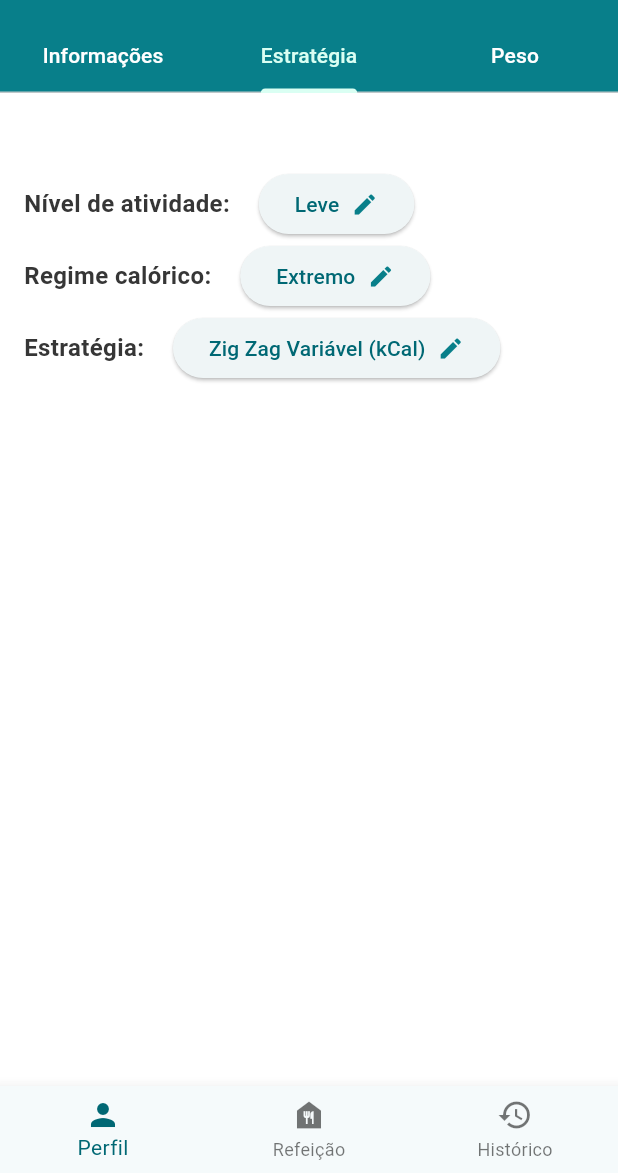
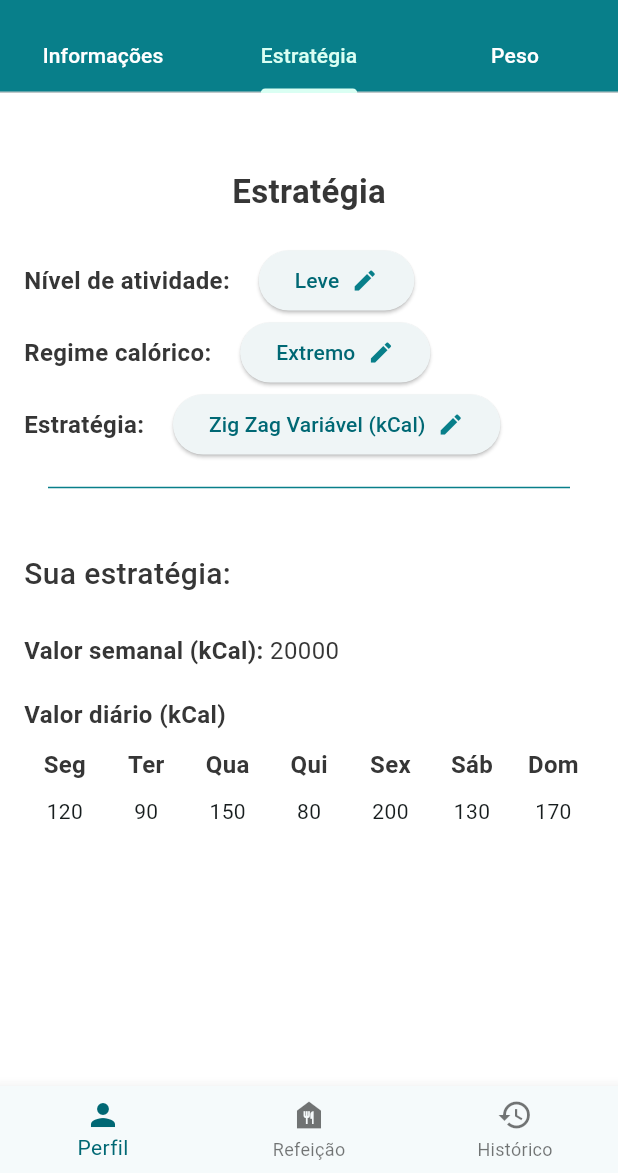
Before and after one commit to Arodrigow/ppeso_mobile, a Flutter app: the screen it shows after launch, tab 2 chosen, on a phone screen of 412 x 824 dp, the part 63-1236 px from its top. Run offline on Flutter 3.47's test engine with Material 3 defaults, Android fonts, the light colour scheme and no system bars; our stand-ins replace flutter_svg, go_router.

Commit message:
Added visualization of the weekly and daily calory values and the option to customize the values

```diff
--- /dev/null
+++ b/lib/features/profile/models/daily_value.dart
@@ -0,0 +1,6 @@
+class DailyValue {
+  final String label;
+  final dynamic value;
+
+  DailyValue({required this.label, required this.value});
+}
--- a/lib/features/profile/widgets/health_tab.dart
+++ b/lib/features/profile/widgets/health_tab.dart
@@ -1,7 +1,10 @@
 import 'package:flutter/material.dart';
 import 'package:ppeso_mobile/core/styles.dart';
+import 'package:ppeso_mobile/features/profile/models/daily_value.dart';
 import 'package:ppeso_mobile/features/profile/widgets/custom_modal.dart';
+import 'package:ppeso_mobile/features/profile/widgets/weekly_grid.dart';
 import 'package:ppeso_mobile/shared/content.dart';
+import 'package:ppeso_mobile/shared/divider.dart';
 import 'package:ppeso_mobile/shared/tab_structure.dart';
 
 class HealthTab extends StatefulWidget {
@@ -16,11 +19,24 @@ class _HealthTabState extends State<HealthTab> {
   CalorieStrat? _selectedCalRegime = CalorieStrat.extremo;
   Strategy? _selectedStrategy = Strategy.zigZag2;
 
+  final weeklyValue = 20000;
+  final daysOfWeek = [
+    DailyValue(label: "Seg", value: 120),
+    DailyValue(label: "Ter", value: 90),
+    DailyValue(label: "Qua", value: 150),
+    DailyValue(label: "Qui", value: 80),
+    DailyValue(label: "Sex", value: 200),
+    DailyValue(label: "Sáb", value: 130),
+    DailyValue(label: "Dom", value: 170),
+  ];
+
   @override
   Widget build(BuildContext context) {
     return TabStructure(
       children: [
+        Text("Estratégia", style: AppTextStyles.title),
         //Row - Exercise Level
+        const SizedBox(height: 20),
         Row(
           children: [
             Text(UserTextFields.activityLevel, style: AppTextStyles.bodyBold),
@@ -143,7 +159,7 @@ class _HealthTabState extends State<HealthTab> {
             ),
           ],
         ),
-        //Row - Calorie Regime
+        //Row - Weight Loss Strategy
         Row(
           children: [
             Text(UserTextFields.strategyTitle, style: AppTextStyles.bodyBold),
@@ -205,6 +221,38 @@ class _HealthTabState extends State<HealthTab> {
             ),
           ],
         ),
+        const DividerPPeso(),
+        const SizedBox(height: 25),
+        Row(
+          children: [Text("Sua estratégia: ", style: AppTextStyles.subTitle)],
+        ),
+        const SizedBox(height: 25),
+        Row(
+          children: [
+            Text("Valor semanal (kCal): ", style: AppTextStyles.bodyBold),
+            Text(weeklyValue.toString(), style: AppTextStyles.body),
+          ],
+        ),
+        const SizedBox(height: 20),
+        Row(
+          children: [
+            Text("Valor diário (kCal)", style: AppTextStyles.bodyBold),
+            const SizedBox(width: 15),
+            if (_selectedStrategy == Strategy.sCustom)
+              ElevatedButton(
+                onPressed: () {},
+                child: Row(
+                  children: [
+                    Text("Customizar"),
+                    const SizedBox(width: 8),
+                    Icon(Icons.edit, color: AppColors.primary),
+                  ],
+                ),
+              ),
+          ],
+        ),
+        const SizedBox(height: 10),
+        WeeklyGrid(days: daysOfWeek),
       ],
     );
   }
--- /dev/null
+++ b/lib/features/profile/widgets/weekly_grid.dart
@@ -0,0 +1,29 @@
+import 'package:flutter/material.dart';
+import 'package:ppeso_mobile/core/styles.dart';
+import 'package:ppeso_mobile/features/profile/models/daily_value.dart';
+
+class WeeklyGrid extends StatelessWidget {
+  final List<DailyValue> days;
+  final int columns;
+
+  const WeeklyGrid({super.key, required this.days, this.columns = 7});
+
+  @override
+  Widget build(BuildContext context) {
+    return GridView.count(
+      crossAxisCount: columns,
+      shrinkWrap: true,
+      physics: const NeverScrollableScrollPhysics(),
+      children: days.map((day) {
+        return Column(
+          mainAxisSize: MainAxisSize.min,
+          children: [
+            Text(day.label, style: AppTextStyles.bodyBold),
+            const SizedBox(height: 10),
+            Text("${day.value}"),
+          ],
+        );
+      }).toList(),
+    );
+  }
+}
```
